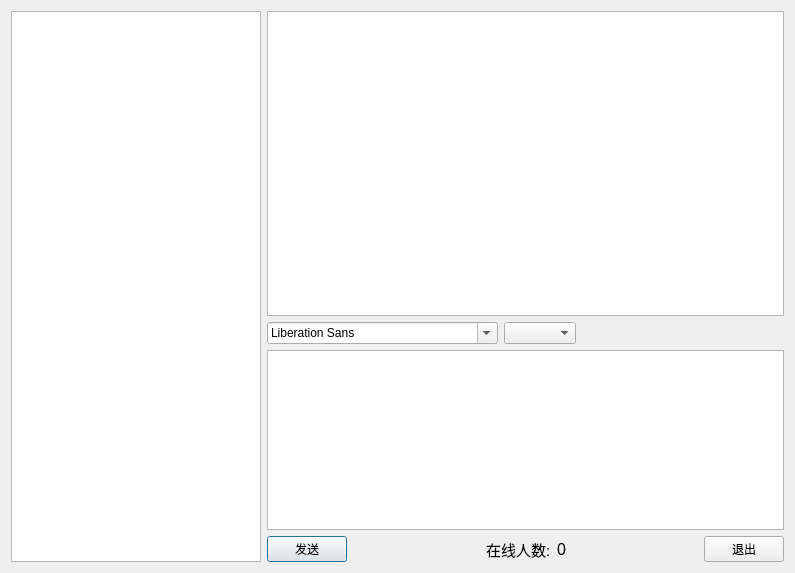
Above: chat-client/cchatgui.ui from qianfengchen/chat-system before the change. Below: the same form after it.
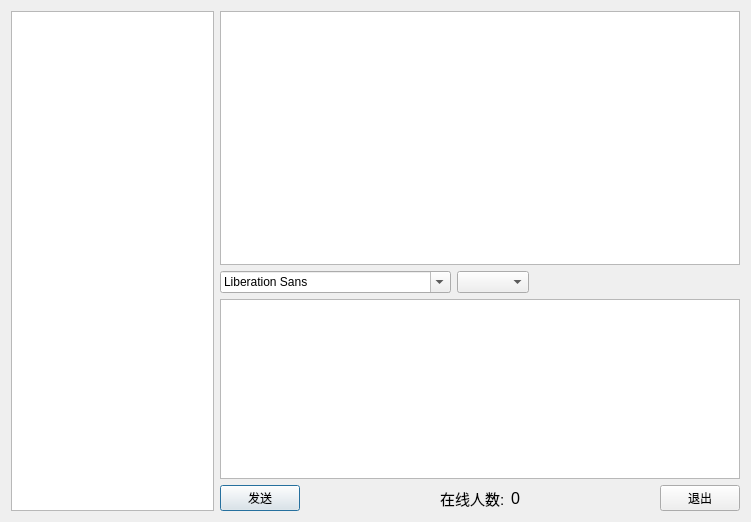
That is the form after the change.

Commit message: 登录窗口不可调整大小

Diff of the .ui file:
```diff
--- a/chat-client/cchatgui.ui
+++ b/chat-client/cchatgui.ui
@@ -6,8 +6,8 @@
    <rect>
     <x>0</x>
     <y>0</y>
-    <width>795</width>
-    <height>573</height>
+    <width>751</width>
+    <height>522</height>
    </rect>
   </property>
   <property name="windowTitle">
@@ -20,13 +20,13 @@
       <widget class="QTableWidget" name="tableWidget">
        <property name="minimumSize">
         <size>
-         <width>250</width>
-         <height>550</height>
+         <width>200</width>
+         <height>500</height>
         </size>
        </property>
        <property name="maximumSize">
         <size>
-         <width>250</width>
+         <width>220</width>
          <height>16777215</height>
         </size>
        </property>
```
The commit also changes 2 other files.
